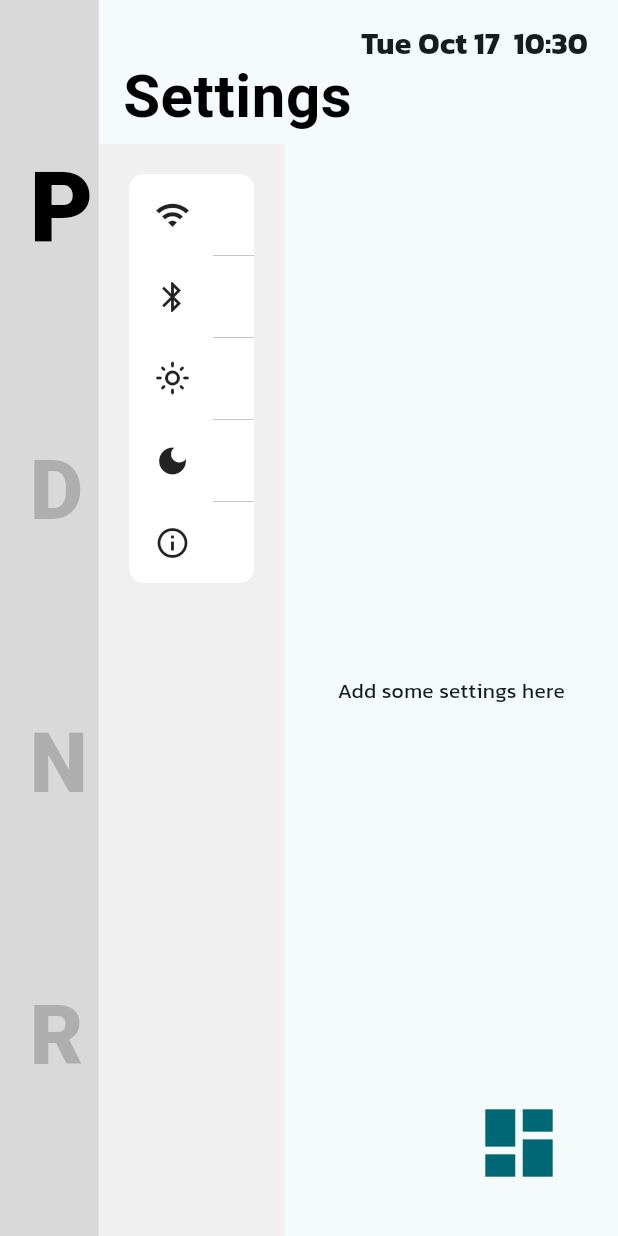
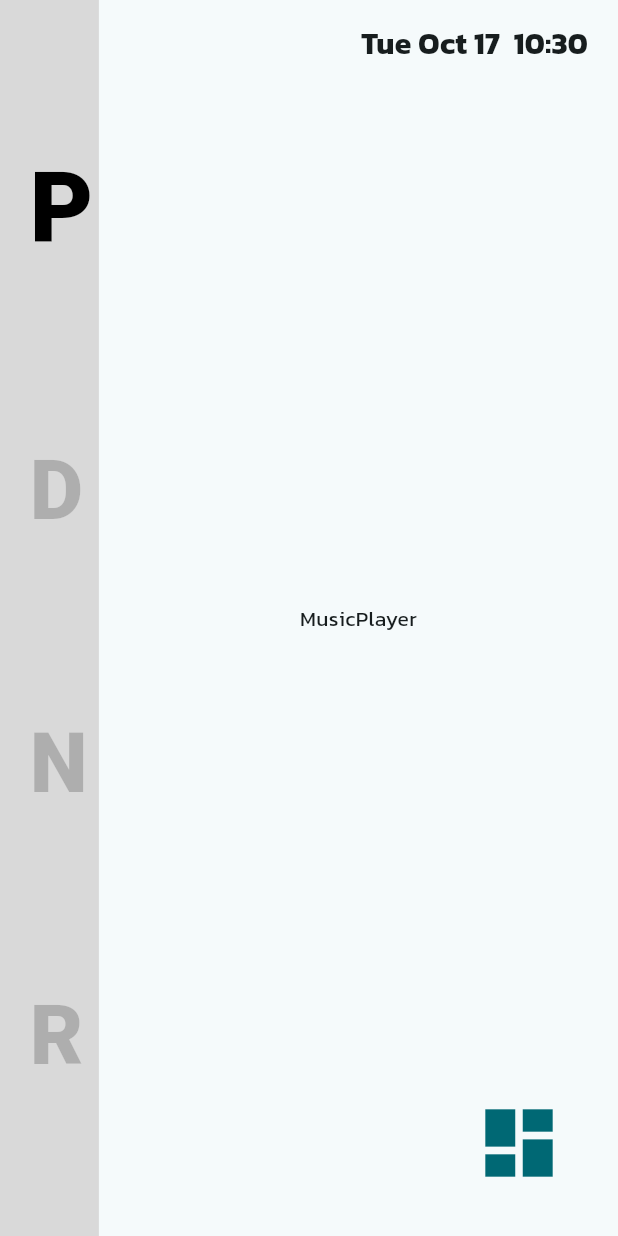
Before and after one commit to Lagavulin9/Flutter_Head-Unit, a Flutter app: the screen it shows after launch, in the side drawer, after a tap on "Music", on a phone screen of 412 x 824 dp. Run offline on Flutter 3.47's test engine with Material 2 defaults, Android fonts, the light colour scheme and no system bars; missing offline and left inert: window_manager.

Commit message:
feat:app control with provider

```diff
--- a/lib/main.dart
+++ b/lib/main.dart
@@ -1,9 +1,10 @@
 import 'package:flutter/cupertino.dart';
 import 'package:flutter/material.dart';
-import 'package:flutter_head_unit/pages/settings.dart';
+import 'package:flutter_head_unit/provider/app_controller.dart';
 import 'package:flutter_head_unit/ui/app_drawer.dart';
 import 'package:flutter_head_unit/ui/clock.dart';
 import 'package:flutter_head_unit/ui/gear_selection.dart';
+import 'package:provider/provider.dart';
 import 'package:window_manager/window_manager.dart';
 
 const double displayWidth = 1024;
@@ -30,7 +31,12 @@ class MyApp extends StatelessWidget {
 
   @override
   Widget build(BuildContext context) {
-    return MaterialApp(
+    return MultiProvider(
+        providers: [
+          ChangeNotifierProvider<AppController>(
+              create: (context) => AppController())
+        ],
+        child: MaterialApp(
           title: 'Head Unit',
           theme: ThemeData(
             fontFamily: 'Kanit',
@@ -40,7 +46,7 @@ class MyApp extends StatelessWidget {
           ),
           home: const MyHomePage(title: 'Head Unit'),
           debugShowCheckedModeBanner: false,
-    );
+        ));
   }
 }
 
@@ -54,14 +60,6 @@ class MyHomePage extends StatefulWidget {
 
 class _MyHomePageState extends State<MyHomePage> {
   final GlobalKey<ScaffoldState> _scaffoldKey = GlobalKey<ScaffoldState>();
-
-  int _selectedIndex = 0;
-
-  void onTap(int index) {
-    setState(() {
-      _selectedIndex = index;
-    });
-  }
 
   @override
   Widget build(BuildContext context) {
@@ -83,7 +81,10 @@ class _MyHomePageState extends State<MyHomePage> {
         Expanded(
             child: Stack(
           children: [
-            Center(child: Settings()),
+            Center(child:
+                Consumer<AppController>(builder: (context, controller, child) {
+              return controller.currentPage;
+            })),
             const Positioned(top: 15, right: 20, child: Clock(size: 20))
           ],
         ))
--- /dev/null
+++ b/lib/pages/music_player.dart
@@ -0,0 +1,17 @@
+import 'package:flutter/cupertino.dart';
+
+class MusicPlayer extends StatefulWidget {
+  const MusicPlayer({super.key});
+
+  @override
+  State<MusicPlayer> createState() => _MusicPlayerState();
+}
+
+class _MusicPlayerState extends State<MusicPlayer> {
+  @override
+  Widget build(BuildContext context) {
+    return Center(
+      child: Text("MusicPlayer"),
+    );
+  }
+}
--- /dev/null
+++ b/lib/provider/app_controller.dart
@@ -0,0 +1,14 @@
+import 'package:flutter/cupertino.dart';
+import 'package:flutter_head_unit/pages/music_player.dart';
+import 'package:flutter_head_unit/pages/settings.dart';
+
+class AppController extends ChangeNotifier {
+  Widget _currentPage = MusicPlayer();
+
+  Widget get currentPage => _currentPage;
+
+  void updatePage(Widget page) {
+    _currentPage = page;
+    notifyListeners();
+  }
+}
--- a/lib/ui/app_drawer.dart
+++ b/lib/ui/app_drawer.dart
@@ -1,4 +1,10 @@
 import 'package:flutter/material.dart';
+import 'package:flutter_head_unit/pages/car_info.dart';
+import 'package:flutter_head_unit/pages/music_player.dart';
+import 'package:flutter_head_unit/pages/settings.dart';
+import 'package:flutter_head_unit/pages/video_player.dart';
+import 'package:flutter_head_unit/provider/app_controller.dart';
+import 'package:provider/provider.dart';
 
 class AppDrawer extends StatelessWidget {
   const AppDrawer({super.key});
@@ -26,6 +32,8 @@ class AppDrawer extends StatelessWidget {
                     style: TextStyle(fontSize: 30),
                   ),
                   onTap: () {
+                    Provider.of<AppController>(context, listen: false)
+                        .updatePage(MusicPlayer());
                     Navigator.pop(context);
                   }),
               ListTile(
@@ -35,6 +43,8 @@ class AppDrawer extends StatelessWidget {
                     style: TextStyle(fontSize: 30),
                   ),
                   onTap: () {
+                    Provider.of<AppController>(context, listen: false)
+                        .updatePage(VideoPlayer());
                     Navigator.pop(context);
                   }),
               ListTile(
@@ -44,6 +54,8 @@ class AppDrawer extends StatelessWidget {
                     style: TextStyle(fontSize: 30),
                   ),
                   onTap: () {
+                    Provider.of<AppController>(context, listen: false)
+                        .updatePage(CarInfo());
                     Navigator.pop(context);
                   }),
               ListTile(
@@ -53,6 +65,8 @@ class AppDrawer extends StatelessWidget {
                     style: TextStyle(fontSize: 30),
                   ),
                   onTap: () {
+                    Provider.of<AppController>(context, listen: false)
+                        .updatePage(Settings());
                     Navigator.pop(context);
                   })
             ],
```
Also changed, not shown: lib/pages/car_info.dart (added, +17 -0 lines), lib/pages/video_player.dart (added, +17 -0 lines). Lines whose indentation alone changed are shown as unchanged.
